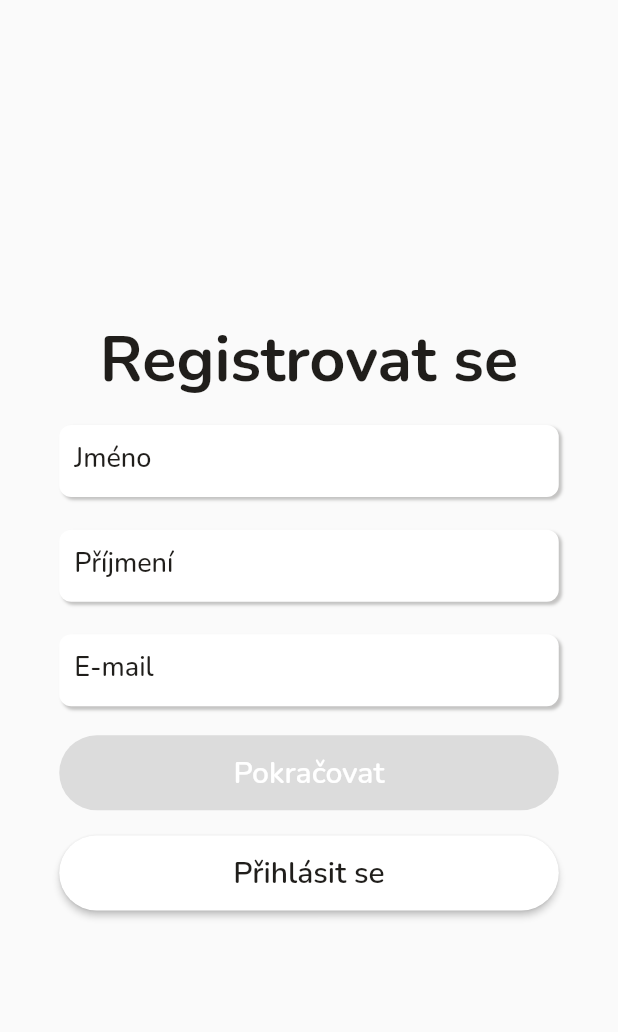
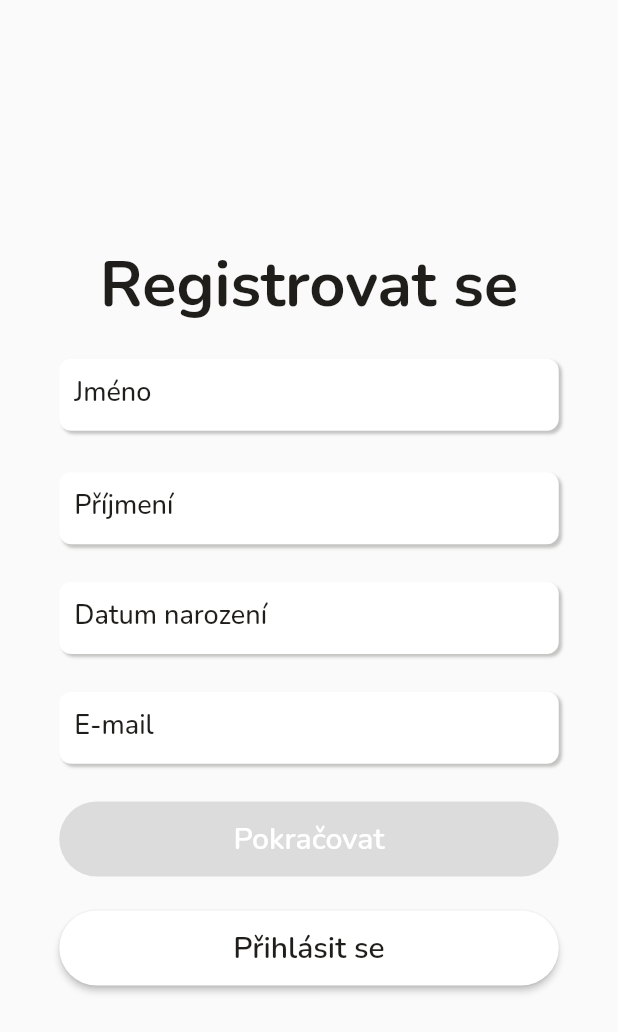
Before and after one commit to Kureii/PizzaApp, a Flutter app: the screen it shows after launch, after a tap on "Registrovat se", on a phone screen of 412 x 824 dp. Shown: the top 1032 px of the screen. Run offline on Flutter 3.47's test engine with Material 2 defaults, Android fonts, the light colour scheme and no system bars; our stand-ins replace email_validator, flutter_svg.

Commit message:
add date to register_page1_view.dart

```diff
--- a/lib/main.dart
+++ b/lib/main.dart
@@ -1,20 +1,39 @@
 import 'package:flutter/material.dart';
 import 'package:pizzaapp/view/login_view.dart';
+import 'package:pizzaapp/style.dart';
+import 'package:flutter_localizations/flutter_localizations.dart';
 
 void main() {
   runApp(const MyApp());
 }
 
-class MyApp extends StatelessWidget {
+class MyApp extends StatefulWidget{
   const MyApp({Key? key}) : super(key: key);
 
-  // This widget is the root of your application.
+  @override
+  State<MyApp> createState() => _MyAppState();
+}
+
+class _MyAppState extends State<MyApp> {
+  var myStyle = Style();
   @override
   Widget build(BuildContext context) {
     return MaterialApp(
       title: 'Flutter Demo',
+      localizationsDelegates: const [
+        GlobalMaterialLocalizations.delegate,
+        GlobalWidgetsLocalizations.delegate,
+        GlobalCupertinoLocalizations.delegate,
+      ],
+      supportedLocales: const [
+        Locale('cs', 'CZ')
+      ],
       theme: ThemeData(
-          fontFamily: 'Nunito',
+        fontFamily: 'Nunito',
+        errorColor: myStyle.err,
+        primaryColor: myStyle.primary,
+        splashColor: myStyle.highlight,
+
       ),
       home: const LoginView(),
     );
--- a/lib/style.dart
+++ b/lib/style.dart
@@ -1,8 +1,9 @@
-import 'package:flutter/cupertino.dart';
 import 'package:flutter/material.dart';
 import 'package:flutter_svg/flutter_svg.dart';
 
 class Style {
+  late Color primary;
+  late Color secundary;
   late Color highlight;
   late Color white;
   late Color black;
@@ -24,7 +25,9 @@ class Style {
 
 
   Style() {
-    highlight = const Color(0xFF307906);
+    primary = const Color(0xFF307906);
+    highlight = const Color(0xFF5BC41D);
+    secundary = const Color(0xFF760678);
     white = const Color(0xFFFFFFFF);
     black = const Color(0xFF201E1B);
     err = const Color(0xFF830020);
@@ -58,7 +61,7 @@ class Style {
     focused = OutlineInputBorder(
         borderRadius: BorderRadius.circular(8),
         borderSide: BorderSide(
-          color: highlight,
+          color: primary,
           width: 2,
         )
     );
@@ -79,9 +82,9 @@ class Style {
   }
 
   ButtonStyle btnStyle (double radius) => ElevatedButton.styleFrom(
-    onPrimary: Color.lerp(highlight, black, 0.35),
-    primary: highlight,
-    onSurface: highlight,
+    onPrimary: Color.lerp(primary, black, 0.35),
+    primary: primary,
+    onSurface: primary,
     shape: RoundedRectangleBorder(
         borderRadius: BorderRadius.circular(radius)
     ),
@@ -89,7 +92,15 @@ class Style {
   ButtonStyle invBtnStyle(double radius) => ElevatedButton.styleFrom(
     onPrimary: Color.lerp(white, black, 0.25),
     primary: white,
-    onSurface: highlight,
+    onSurface: primary,
+    shape: RoundedRectangleBorder(
+        borderRadius: BorderRadius.circular(radius)
+    ),
+  );
+  ButtonStyle dateBtn(double radius) => ElevatedButton.styleFrom(
+    onPrimary: const Color.fromARGB(255, 163, 147, 44),
+    primary: const Color.fromARGB(255, 44, 163, 60),
+    onSurface: const Color.fromARGB(255, 44, 153, 163),
     shape: RoundedRectangleBorder(
         borderRadius: BorderRadius.circular(radius)
     ),
--- a/lib/view/login_view.dart
+++ b/lib/view/login_view.dart
@@ -1,4 +1,3 @@
-import 'package:flutter/cupertino.dart';
 import 'package:flutter/material.dart';
 import 'package:pizzaapp/style.dart';
 import 'package:pizzaapp/view/register_page1_view.dart';
@@ -52,7 +51,7 @@ class _LoginViewState extends State<LoginView> {
                     autofocus: false,
                     cursorWidth: 2,
                     cursorRadius: const Radius.circular(2),
-                    cursorColor: myStyle.highlight,
+                    cursorColor: myStyle.primary,
                     keyboardType: TextInputType.emailAddress,
                     onChanged: (_mail) {
                       setState(() {
@@ -99,7 +98,7 @@ class _LoginViewState extends State<LoginView> {
                     autofocus: false,
                     cursorWidth: 2,
                     cursorRadius: const Radius.circular(2),
-                    cursorColor: myStyle.highlight,
+                    cursorColor: myStyle.primary,
                     keyboardType: TextInputType.visiblePassword,
                     obscureText: !loginVM.pswdVis,
                     onChanged: (_pswd) {
@@ -119,7 +118,7 @@ class _LoginViewState extends State<LoginView> {
                         child: TextButton(
                           style: TextButton.styleFrom(
                             backgroundColor: myStyle.transparent,
-                            primary: myStyle.highlight,
+                            primary: myStyle.primary,
                             shape: const RoundedRectangleBorder(
                               borderRadius: BorderRadius.horizontal(
                                   right: Radius.circular(6),
--- a/lib/view/register_page1_view.dart
+++ b/lib/view/register_page1_view.dart
@@ -3,6 +3,7 @@ import 'package:pizzaapp/style.dart';
 import 'package:pizzaapp/view/login_view.dart';
 import 'package:pizzaapp/view/register_page2_view.dart';
 import 'package:pizzaapp/viewmodel/register_viewmodel.dart';
+import 'package:email_validator/email_validator.dart';
 
 class RegisterPage1View extends StatefulWidget {
   const RegisterPage1View({Key? key}) : super(key: key);
@@ -18,12 +19,14 @@ class _RegisterPage1ViewState extends State<RegisterPage1View> {
   final contllorerName = TextEditingController();
   final contllorerSurname = TextEditingController();
   final contllorerMail = TextEditingController();
+  final contllorerDateText = TextEditingController();
 
   @override
   void initState(){
     contllorerName.text = regVM.name;
     contllorerSurname.text = regVM.surname;
     contllorerMail.text = regVM.mail;
+    contllorerDateText.text = regVM.birthdayText;
     super.initState();
   }
 
@@ -32,6 +35,7 @@ class _RegisterPage1ViewState extends State<RegisterPage1View> {
     contllorerName.dispose();
     contllorerSurname.dispose();
     contllorerMail.dispose();
+    contllorerDateText.dispose();
     super.dispose();
   }
 
@@ -42,7 +46,7 @@ class _RegisterPage1ViewState extends State<RegisterPage1View> {
         child: Form(
           key: _formKey,
           child: SizedBox(
-            height: 400,
+            height: 500,
             width: 333,
             child: Column(
               mainAxisAlignment: MainAxisAlignment.spaceBetween,
@@ -69,23 +73,15 @@ class _RegisterPage1ViewState extends State<RegisterPage1View> {
                     autofocus: false,
                     cursorWidth: 2,
                     cursorRadius: const Radius.circular(2),
-                    cursorColor: myStyle.highlight,
-                    keyboardType: TextInputType.emailAddress,
+                    cursorColor: myStyle.primary,
+                    keyboardType: TextInputType.name,
                     controller: contllorerName,
                     onChanged: (_name) {
                       setState(() {
                         regVM.name = _name;
                         regVM.canContinue1Logic();
                       });
-
                     },
-                    /*validator: (String? _mail) {
-                      if (EmailValidator.validate(loginVM.mail) || _mail == 'admin' ) {
-                        return null;
-                      } else {
-                        return 'E-mail není zadán korektně.';
-                      }
-                    },*/
                     decoration: InputDecoration(
                       labelText: "Jméno",
                       labelStyle: myStyle.label,
@@ -118,24 +114,62 @@ class _RegisterPage1ViewState extends State<RegisterPage1View> {
                     controller: contllorerSurname,
                     cursorWidth: 2,
                     cursorRadius: const Radius.circular(2),
-                    cursorColor: myStyle.highlight,
-                    keyboardType: TextInputType.emailAddress,
+                    cursorColor: myStyle.primary,
+                    keyboardType: TextInputType.name,
                     onChanged: (_surname) {
                       setState(() {
                         regVM.surname = _surname;
                         regVM.canContinue1Logic();
                       });
 
-                    },/*
-                    validator: (String? _mail) {
-                      if (EmailValidator.validate(loginVM.mail) || _mail == 'admin' ) {
-                        return null;
-                      } else {
-                        return 'E-mail není zadán korektně.';
-                      }
-                    },*/
+                    },
                     decoration: InputDecoration(
                       labelText: "Příjmení",
+                      labelStyle: myStyle.label,
+                      contentPadding: const EdgeInsets.all(10),
+                      enabledBorder: myStyle.unfocused,
+                      focusedBorder: myStyle.focused,
+                      errorBorder: myStyle.errUnfocused,
+                      focusedErrorBorder: myStyle.errfocused,
+                    ),
+                  ),
+                ),
+
+                //  birthdate
+                Container(
+                  height: 48,
+                  width: 333,
+                  margin: const EdgeInsets.fromLTRB(0, 5, 0, 5),
+                  padding: const EdgeInsets.all(0),
+                  decoration: BoxDecoration(
+                    color: myStyle.white,
+                    borderRadius: BorderRadius.circular(8),
+                    boxShadow: [
+                      BoxShadow (
+                        color: myStyle.black.withOpacity(.25),
+                        offset: const Offset(2,2),
+                        blurRadius: 1,
+                        spreadRadius: 0,
+                      ),
+                    ],
+                  ),
+                  child: TextFormField(
+                    autofocus: false,
+                    readOnly: true,
+                    controller: contllorerDateText,
+                    focusNode: FocusNode(
+                      canRequestFocus: false,
+                      skipTraversal: true,
+                    ),
+                    onTap: () async {
+                      await regVM.selectDate(context);
+                      setState(() {
+                        contllorerDateText.text = regVM.birthdayText;
+                        regVM.canContinue1Logic();
+                      });
+                    },
+                    decoration: InputDecoration(
+                      labelText: "Datum narození",
                       labelStyle: myStyle.label,
                       contentPadding: const EdgeInsets.all(10),
                       enabledBorder: myStyle.unfocused,
@@ -166,7 +200,7 @@ class _RegisterPage1ViewState extends State<RegisterPage1View> {
                     controller: contllorerMail,
                     cursorWidth: 2,
                     cursorRadius: const Radius.circular(2),
-                    cursorColor: myStyle.highlight,
+                    cursorColor: myStyle.primary,
                     keyboardType: TextInputType.emailAddress,
                     onChanged: (_mail) {
                       setState(() {
@@ -174,14 +208,14 @@ class _RegisterPage1ViewState extends State<RegisterPage1View> {
                         regVM.canContinue1Logic();
                       });
 
-                    },/*
+                    },
                     validator: (String? _mail) {
-                      if (EmailValidator.validate(loginVM.mail) || _mail == 'admin' ) {
+                      if (EmailValidator.validate(regVM.mail) || _mail == 'admin' ) {
                         return null;
                       } else {
                         return 'E-mail není zadán korektně.';
                       }
-                    },*/
+                    },
                     decoration: InputDecoration(
                       labelText: "E-mail",
                       labelStyle: myStyle.label,
--- a/pubspec.yaml
+++ b/pubspec.yaml
@@ -29,13 +29,15 @@ environment:
 dependencies:
   flutter:
     sdk: flutter
-
+  flutter_localizations:
+    sdk: flutter
 
   # The following adds the Cupertino Icons font to your application.
   # Use with the CupertinoIcons class for iOS style icons.
   cupertino_icons: ^1.0.2
   flutter_svg: ^1.0.0
   email_validator: ^2.0.1
+  flutter_rounded_date_picker: ^2.0.2
 
 dev_dependencies:
   flutter_test:
```
Also changed, not shown: lib/viewmodel/register_viewmodel.dart (+44 -2 lines), pubspec.lock.
